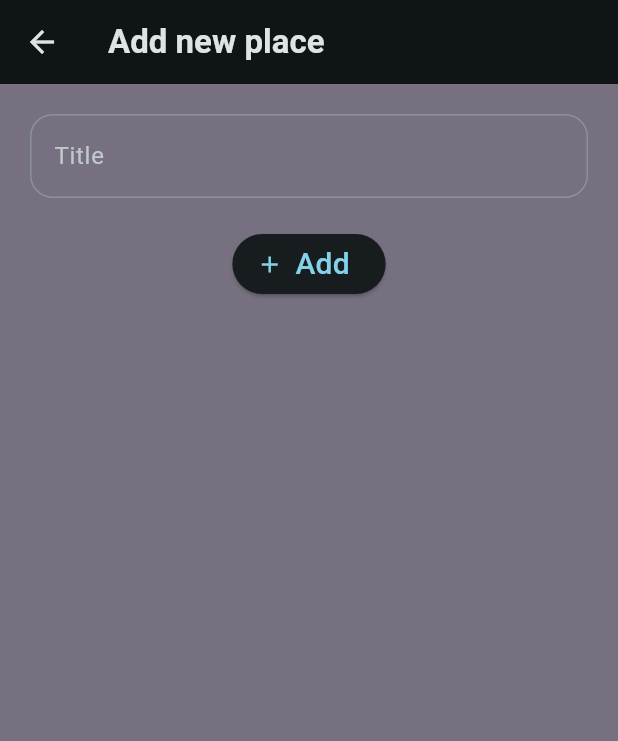
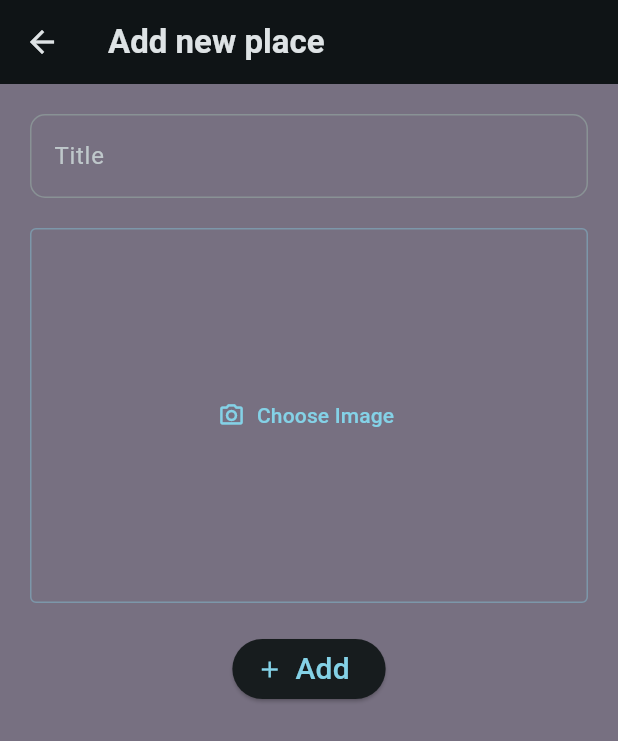
Before and after one commit to Tudolla/travel_place_flutter, a Flutter app: the screen it shows after launch, after a tap on the "add" icon, on a phone screen of 412 x 824 dp. Shown: the top 741 px of the screen. Run offline on Flutter 3.47's test engine with Material 3 defaults, Android fonts, the light colour scheme and no system bars; our stand-ins replace flutter_riverpod, google_fonts, image_picker.

Commit message:
image_picker

```diff
--- a/lib/main.dart
+++ b/lib/main.dart
@@ -1,4 +1,5 @@
 import 'package:flutter/material.dart';
+import 'package:flutter_riverpod/flutter_riverpod.dart';
 
 import 'package:google_fonts/google_fonts.dart';
 import 'package:traveloca/model/place.dart';
@@ -31,8 +32,10 @@ void main() {
 
   runApp(
 
-      const MyApp(
+      const ProviderScope(
+        child:  MyApp(
 
+        ),
       ),
   );
 }
--- a/lib/screens/add_place.dart
+++ b/lib/screens/add_place.dart
@@ -1,15 +1,30 @@
+import 'dart:math';
+
 import 'package:flutter/material.dart';
+import 'package:flutter_riverpod/flutter_riverpod.dart';
+import 'package:traveloca/provider/user_place_provider.dart';
+import 'package:traveloca/widgets/image_input.dart';
 
-class AddPlace extends StatefulWidget {
+class AddPlace extends ConsumerStatefulWidget {
 
   const AddPlace({super.key});
 
   @override
-  State<AddPlace> createState() => _AddPlaceState();
+  ConsumerState<AddPlace> createState() => _AddPlaceState();
 }
 
-class _AddPlaceState extends State<AddPlace> {
+class _AddPlaceState extends ConsumerState<AddPlace> {
   final _titleController = TextEditingController();
+
+  void savePlace(){
+    final enterTitle = _titleController.text;
+    if(enterTitle.isEmpty){
+      return;
+    }
+    ref.read(userPlaceProvider.notifier).addPlace(enterTitle);
+
+    Navigator.of(context).pop();
+  }
 
   @override
   void dispose() {
@@ -29,16 +44,21 @@ class _AddPlaceState extends State<AddPlace> {
           children: [
             TextField(
               decoration: const InputDecoration(labelText: "Title",
-              border: OutlineInputBorder(borderRadius: BorderRadius.all(Radius.circular(15)))),
+              border: OutlineInputBorder(borderRadius: BorderRadius.all(Radius.circular(10)))),
               controller: _titleController,
               style: TextStyle(color: Theme.of(context).colorScheme.onBackground),
 
             ),
             const SizedBox(height: 20,),
+            ImageInput(),
+            const SizedBox(height: 20,),
+
+
 
             ElevatedButton.icon(
-             onPressed: (){},
+             onPressed: savePlace,
              icon:  const Icon(Icons.add),
+
              label: const Text("Add", style: TextStyle(fontSize: 20,),),),
 
           ],
--- a/lib/screens/places.dart
+++ b/lib/screens/places.dart
@@ -1,12 +1,15 @@
 import 'package:flutter/material.dart';
+import 'package:flutter_riverpod/flutter_riverpod.dart';
+import 'package:traveloca/provider/user_place_provider.dart';
 import 'package:traveloca/screens/add_place.dart';
 import 'package:traveloca/widgets/place_list.dart';
 
-class FlacesScreen extends StatelessWidget {
+class FlacesScreen extends ConsumerWidget {
   const FlacesScreen({super.key});
 
   @override
-  Widget build(BuildContext context) {
+  Widget build(BuildContext context, WidgetRef ref) {
+    final places = ref.watch(userPlaceProvider);
     return Scaffold(
       appBar: AppBar(
         title: const Text('Your Places'),
@@ -16,7 +19,7 @@ class FlacesScreen extends StatelessWidget {
           }, icon: Icon(Icons.add),),
         ],),
 
-        body: PlaceList(placeList: [],),
+        body: PlaceList(placeList: places,),
     );
   }
 }
--- /dev/null
+++ b/lib/widgets/image_input.dart
@@ -0,0 +1,58 @@
+import 'package:flutter/material.dart';
+import 'package:image_picker/image_picker.dart';
+import 'dart:io';
+
+class ImageInput extends StatefulWidget {
+  const ImageInput({super.key});
+
+  @override
+  State<ImageInput> createState() => _ImageInputState();
+}
+
+class _ImageInputState extends State<ImageInput> {
+  File? _imageFile;
+  void _takePicture() async{
+    final imagePicker = ImagePicker();
+    final pickImage = await imagePicker.pickImage(source: ImageSource.camera, maxWidth: double.infinity);
+    if(pickImage == null){
+      return;
+    }
+
+    setState((){
+    _imageFile = File(pickImage.path);
+
+
+    });
+
+
+
+  }
+  @override
+  Widget build(BuildContext context) {
+    Widget content = TextButton.icon(
+        label: Text("Choose Image"),
+        icon: Icon(Icons.camera_alt_outlined),
+        onPressed: _takePicture,
+
+        );
+        if(_imageFile != null){
+          content = GestureDetector(
+            onDoubleTap: _takePicture,
+
+            child: Image.file(_imageFile!, fit: BoxFit.cover,));
+        }
+    return Container(
+      decoration: BoxDecoration(
+        borderRadius: BorderRadius.all(Radius.circular(4.0)),
+        border: Border.all(
+          width: 1,
+          color: Theme.of(context).colorScheme.primary.withOpacity(0.4),
+        ),
+      ),
+      height: 250,
+      width: double.infinity,
+
+      child: content,
+    );
+  }
+}
--- a/lib/widgets/place_list.dart
+++ b/lib/widgets/place_list.dart
@@ -2,6 +2,7 @@
 
 import 'package:flutter/material.dart';
 import 'package:traveloca/model/place.dart';
+import 'package:traveloca/screens/place_detail.dart';
 
 class PlaceList extends StatelessWidget {
   PlaceList({super.key, required this.placeList});
@@ -17,10 +18,15 @@ class PlaceList extends StatelessWidget {
       );
 
     }
-    return ListView.builder(itemBuilder: (ctx, index) => ListTile(
+    return ListView.builder(
+      itemCount: placeList.length,
+      itemBuilder: (ctx, index) => ListTile(
       title: Text(placeList[index].title, style: Theme.of(context).textTheme.titleMedium!.copyWith(
         color: Theme.of(context).colorScheme.onBackground,
       ),),
+      onTap: () {
+        Navigator.of(context).push(MaterialPageRoute(builder:(ctx) => PlaceDetailScreen(place: placeList[index],),),);
+      },
     ),
     );
   }
--- a/pubspec.yaml
+++ b/pubspec.yaml
@@ -37,6 +37,9 @@ dependencies:
   cupertino_icons: ^1.0.6
   google_fonts: ^6.2.1
   uuid: ^4.4.0
+  riverpod: ^2.5.1
+  flutter_riverpod: ^2.5.1
+  image_picker: ^1.1.1
 
 dev_dependencies:
   flutter_test:
```
Also changed, not shown: lib/provider/user_place_provider.dart (added, +18 -0 lines), lib/screens/place_detail.dart (+20 -0 lines), pubspec.lock, 5 other files.
